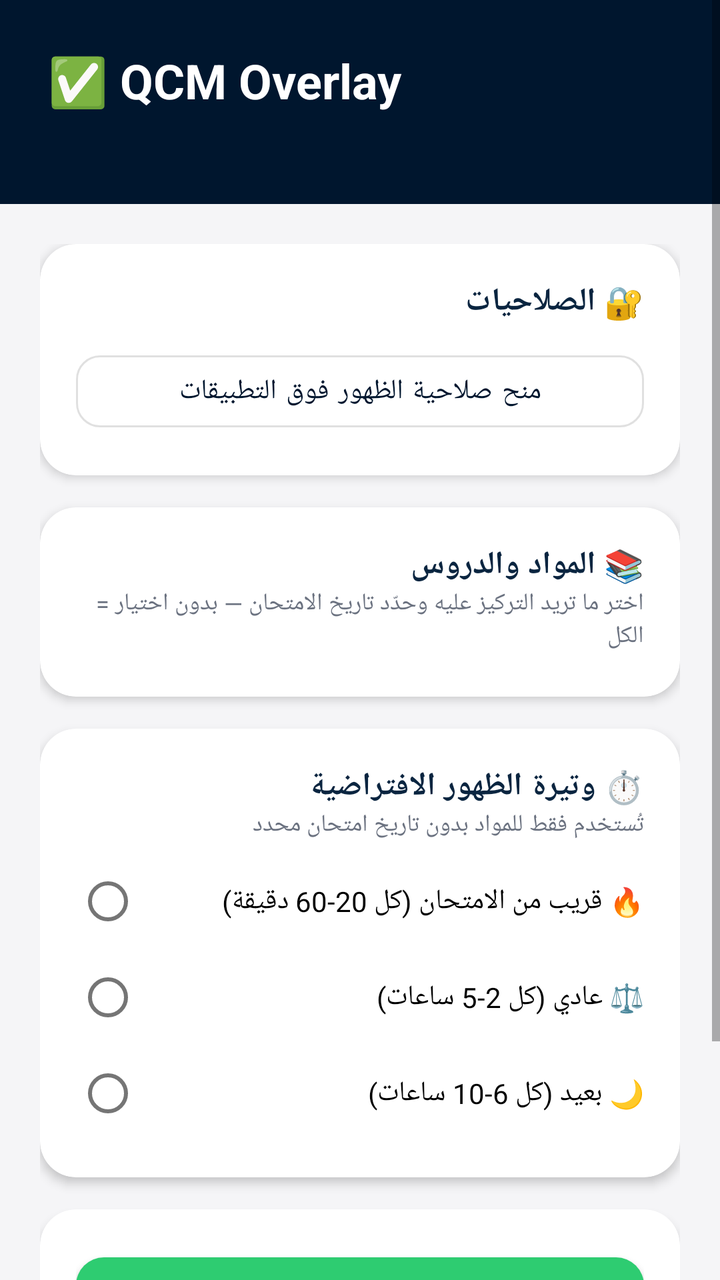
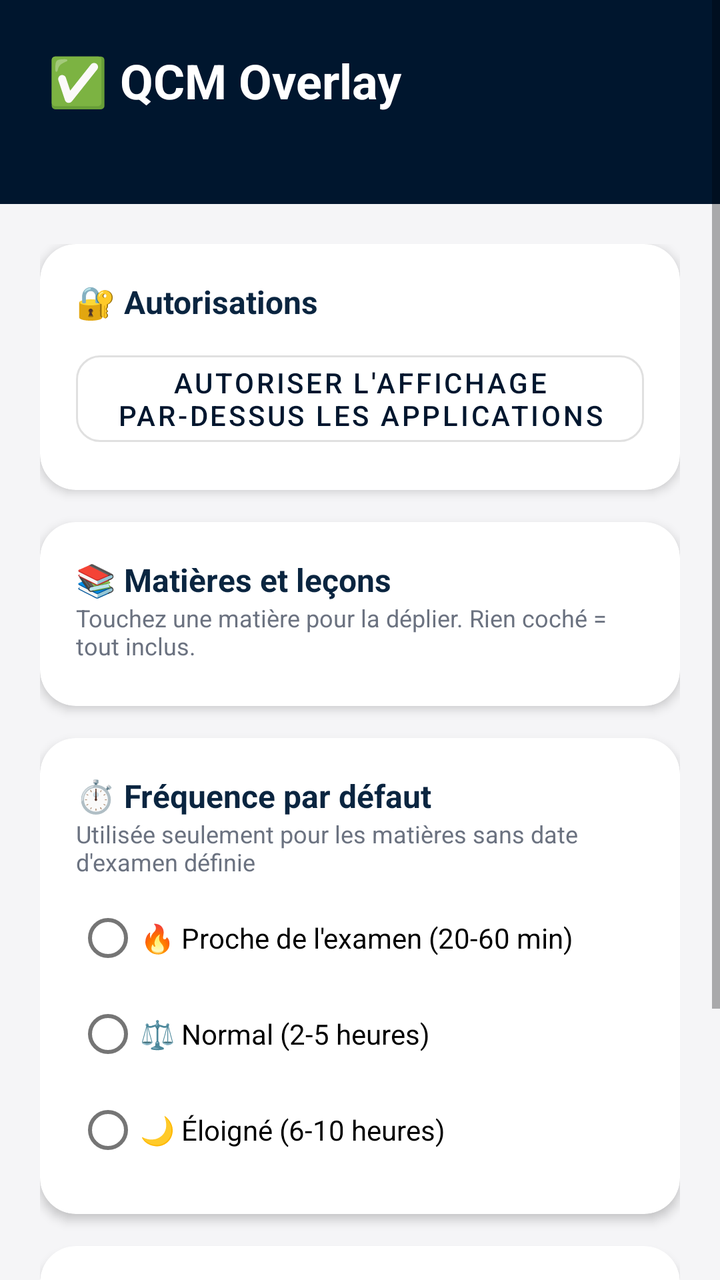

Compare the two renders of this Android layout. The source of the first and the diff that turns it into the second are given below.
<!-- AndroidManifest.xml: application theme Theme.QcmOverlay -->
<!-- res/layout/activity_main.xml -->
<?xml version="1.0" encoding="utf-8"?>
<ScrollView xmlns:android="http://schemas.android.com/apk/res/android"
    xmlns:app="http://schemas.android.com/apk/res-auto"
    android:layout_width="match_parent"
    android:layout_height="match_parent"
    android:background="@color/qcm_bg"
    android:fillViewport="true">

    <LinearLayout
        android:layout_width="match_parent"
        android:layout_height="wrap_content"
        android:orientation="vertical">

        
        <LinearLayout
            android:layout_width="match_parent"
            android:layout_height="wrap_content"
            android:orientation="vertical"
            android:background="@color/qcm_navy"
            android:padding="24dp">

            <TextView
                android:layout_width="wrap_content"
                android:layout_height="wrap_content"
                android:text="✅ QCM Overlay"
                android:textSize="24sp"
                android:textStyle="bold"
                android:textColor="#FFFFFF" />

            <TextView
                android:id="@+id/tvStatus"
                android:layout_width="wrap_content"
                android:layout_height="wrap_content"
                android:textSize="13sp"
                android:textColor="#B8C4D0"
                android:layout_marginTop="4dp" />
        </LinearLayout>

        <LinearLayout
            android:layout_width="match_parent"
            android:layout_height="wrap_content"
            android:orientation="vertical"
            android:padding="20dp">

            
            <com.google.android.material.card.MaterialCardView
                android:layout_width="match_parent"
                android:layout_height="wrap_content"
                app:cardCornerRadius="18dp"
                app:cardElevation="3dp"
                app:cardBackgroundColor="@color/qcm_card"
                android:layout_marginBottom="16dp">

                <LinearLayout
                    android:layout_width="match_parent"
                    android:layout_height="wrap_content"
                    android:orientation="vertical"
                    android:padding="18dp">

                    <TextView
                        android:layout_width="match_parent"
                        android:layout_height="wrap_content"
                        android:text="🔐 الصلاحيات"
                        android:textStyle="bold"
                        android:textSize="16sp"
                        android:textColor="@color/qcm_navy_light"
                        android:layout_marginBottom="10dp" />

                    <Button
                        android:id="@+id/btnPermission"
                        style="@style/Widget.MaterialComponents.Button.OutlinedButton"
                        android:layout_width="match_parent"
                        android:layout_height="wrap_content"
                        app:cornerRadius="12dp"
                        android:text="@string/grant_overlay_permission" />
                </LinearLayout>
            </com.google.android.material.card.MaterialCardView>

            
            <com.google.android.material.card.MaterialCardView
                android:layout_width="match_parent"
                android:layout_height="wrap_content"
                app:cardCornerRadius="18dp"
                app:cardElevation="3dp"
                app:cardBackgroundColor="@color/qcm_card"
                android:layout_marginBottom="16dp">

                <LinearLayout
                    android:layout_width="match_parent"
                    android:layout_height="wrap_content"
                    android:orientation="vertical"
                    android:padding="18dp">

                    <TextView
                        android:layout_width="match_parent"
                        android:layout_height="wrap_content"
                        android:text="📚 المواد والدروس"
                        android:textStyle="bold"
                        android:textSize="16sp"
                        android:textColor="@color/qcm_navy_light" />

                    <TextView
                        android:layout_width="match_parent"
                        android:layout_height="wrap_content"
                        android:text="اختر ما تريد التركيز عليه وحدّد تاريخ الامتحان — بدون اختيار = الكل"
                        android:textSize="12sp"
                        android:textColor="@color/qcm_text_secondary"
                        android:layout_marginBottom="4dp" />

                    <LinearLayout
                        android:id="@+id/modulesContainer"
                        android:layout_width="match_parent"
                        android:layout_height="wrap_content"
                        android:orientation="vertical" />
                </LinearLayout>
            </com.google.android.material.card.MaterialCardView>

            
            <com.google.android.material.card.MaterialCardView
                android:layout_width="match_parent"
                android:layout_height="wrap_content"
                app:cardCornerRadius="18dp"
                app:cardElevation="3dp"
                app:cardBackgroundColor="@color/qcm_card"
                android:layout_marginBottom="16dp">

                <LinearLayout
                    android:layout_width="match_parent"
                    android:layout_height="wrap_content"
                    android:orientation="vertical"
                    android:padding="18dp">

                    <TextView
                        android:layout_width="match_parent"
                        android:layout_height="wrap_content"
                        android:text="⏱️ وتيرة الظهور الافتراضية"
                        android:textStyle="bold"
                        android:textSize="16sp"
                        android:textColor="@color/qcm_navy_light" />

                    <TextView
                        android:layout_width="match_parent"
                        android:layout_height="wrap_content"
                        android:text="تُستخدم فقط للمواد بدون تاريخ امتحان محدد"
                        android:textSize="12sp"
                        android:textColor="@color/qcm_text_secondary"
                        android:layout_marginBottom="6dp" />

                    <RadioGroup
                        android:id="@+id/radioIntensity"
                        android:layout_width="match_parent"
                        android:layout_height="wrap_content">

                        <RadioButton
                            android:id="@+id/radioHigh"
                            android:layout_width="match_parent"
                            android:layout_height="wrap_content"
                            android:text="🔥 قريب من الامتحان (كل 20-60 دقيقة)" />

                        <RadioButton
                            android:id="@+id/radioMedium"
                            android:layout_width="match_parent"
                            android:layout_height="wrap_content"
                            android:text="⚖️ عادي (كل 2-5 ساعات)" />

                        <RadioButton
                            android:id="@+id/radioLow"
                            android:layout_width="match_parent"
                            android:layout_height="wrap_content"
                            android:text="🌙 بعيد (كل 6-10 ساعات)" />
                    </RadioGroup>
                </LinearLayout>
            </com.google.android.material.card.MaterialCardView>

            
            <com.google.android.material.card.MaterialCardView
                android:layout_width="match_parent"
                android:layout_height="wrap_content"
                app:cardCornerRadius="18dp"
                app:cardElevation="3dp"
                app:cardBackgroundColor="@color/qcm_card"
                android:layout_marginBottom="16dp">

                <LinearLayout
                    android:layout_width="match_parent"
                    android:layout_height="wrap_content"
                    android:orientation="vertical"
                    android:padding="18dp">

                    <Button
                        android:id="@+id/btnToggleService"
                        android:layout_width="match_parent"
                        android:layout_height="52dp"
                        android:layout_marginBottom="10dp"
                        app:backgroundTint="@color/qcm_green"
                        app:cornerRadius="14dp"
                        android:textColor="#FFFFFF"
                        android:textStyle="bold"
                        android:text="@string/start_service" />

                    <Button
                        android:id="@+id/btnTestNow"
                        style="@style/Widget.MaterialComponents.Button.OutlinedButton"
                        android:layout_width="match_parent"
                        android:layout_height="wrap_content"
                        app:cornerRadius="14dp"
                        app:strokeColor="@color/qcm_navy"
                        android:textColor="@color/qcm_navy"
                        android:text="@string/test_now" />
                </LinearLayout>
            </com.google.android.material.card.MaterialCardView>

        </LinearLayout>
    </LinearLayout>
</ScrollView>
<!-- resources referenced by this layout -->
<resources>
  <color name="qcm_bg">#F5F5F7</color>
  <color name="qcm_card">#FFFFFF</color>
  <color name="qcm_green">#2ECC71</color>
  <color name="qcm_navy">#00162E</color>
  <color name="qcm_navy_light">#0A2540</color>
  <color name="qcm_text_secondary">#6B7280</color>
  <string name="grant_overlay_permission">منح صلاحية الظهور فوق التطبيقات</string>
  <string name="start_service">تشغيل التذكير اليومي</string>
  <string name="test_now">اختبار الآن (عرض سؤال فورًا)</string>
  <style name="Theme.QcmOverlay" parent="Theme.MaterialComponents.DayNight.NoActionBar">
          <item name="colorPrimary">@color/qcm_navy</item>
          <item name="colorPrimaryDark">@color/qcm_navy</item>
          <item name="colorSecondary">@color/qcm_green</item>
          <item name="colorAccent">@color/qcm_green</item>
          <item name="android:statusBarColor">@color/qcm_navy</item>
          <item name="android:windowLightStatusBar">false</item>
      </style>
</resources>

<!-- the commit's change to res/layout/activity_main.xml (unified diff, before → after) -->
@@ -60,7 +60,7 @@
                     <TextView
                         android:layout_width="match_parent"
                         android:layout_height="wrap_content"
-                        android:text="🔐 الصلاحيات"
+                        android:text="🔐 Autorisations"
                         android:textStyle="bold"
                         android:textSize="16sp"
                         android:textColor="@color/qcm_navy_light"
@@ -94,7 +94,7 @@
                     <TextView
                         android:layout_width="match_parent"
                         android:layout_height="wrap_content"
-                        android:text="📚 المواد والدروس"
+                        android:text="📚 Matières et leçons"
                         android:textStyle="bold"
                         android:textSize="16sp"
                         android:textColor="@color/qcm_navy_light" />
@@ -102,7 +102,7 @@
                     <TextView
                         android:layout_width="match_parent"
                         android:layout_height="wrap_content"
-                        android:text="اختر ما تريد التركيز عليه وحدّد تاريخ الامتحان — بدون اختيار = الكل"
+                        android:text="Touchez une matière pour la déplier. Rien coché = tout inclus."
                         android:textSize="12sp"
                         android:textColor="@color/qcm_text_secondary"
                         android:layout_marginBottom="4dp" />
@@ -133,7 +133,7 @@
                     <TextView
                         android:layout_width="match_parent"
                         android:layout_height="wrap_content"
-                        android:text="⏱️ وتيرة الظهور الافتراضية"
+                        android:text="⏱️ Fréquence par défaut"
                         android:textStyle="bold"
                         android:textSize="16sp"
                         android:textColor="@color/qcm_navy_light" />
@@ -141,7 +141,7 @@
                     <TextView
                         android:layout_width="match_parent"
                         android:layout_height="wrap_content"
-                        android:text="تُستخدم فقط للمواد بدون تاريخ امتحان محدد"
+                        android:text="Utilisée seulement pour les matières sans date d'examen définie"
                         android:textSize="12sp"
                         android:textColor="@color/qcm_text_secondary"
                         android:layout_marginBottom="6dp" />
@@ -155,19 +155,19 @@
                             android:id="@+id/radioHigh"
                             android:layout_width="match_parent"
                             android:layout_height="wrap_content"
-                            android:text="🔥 قريب من الامتحان (كل 20-60 دقيقة)" />
+                            android:text="🔥 Proche de l'examen (20-60 min)" />
 
                         <RadioButton
                             android:id="@+id/radioMedium"
                             android:layout_width="match_parent"
                             android:layout_height="wrap_content"
-                            android:text="⚖️ عادي (كل 2-5 ساعات)" />
+                            android:text="⚖️ Normal (2-5 heures)" />
 
                         <RadioButton
                             android:id="@+id/radioLow"
                             android:layout_width="match_parent"
                             android:layout_height="wrap_content"
-                            android:text="🌙 بعيد (كل 6-10 ساعات)" />
+                            android:text="🌙 Éloigné (6-10 heures)" />
                     </RadioGroup>
                 </LinearLayout>
             </com.google.android.material.card.MaterialCardView>
<!-- resource entries referenced after the edit -->
@@ -6,9 +6,9 @@
   <color name="qcm_navy">#00162E</color>
   <color name="qcm_navy_light">#0A2540</color>
   <color name="qcm_text_secondary">#6B7280</color>
-  <string name="grant_overlay_permission">منح صلاحية الظهور فوق التطبيقات</string>
-  <string name="start_service">تشغيل التذكير اليومي</string>
-  <string name="test_now">اختبار الآن (عرض سؤال فورًا)</string>
+  <string name="grant_overlay_permission">Autoriser l\'affichage par-dessus les applications</string>
+  <string name="start_service">Démarrer les rappels</string>
+  <string name="test_now">Tester maintenant (afficher une question)</string>
   <style name="Theme.QcmOverlay" parent="Theme.MaterialComponents.DayNight.NoActionBar">
           <item name="colorPrimary">@color/qcm_navy</item>
           <item name="colorPrimaryDark">@color/qcm_navy</item>
